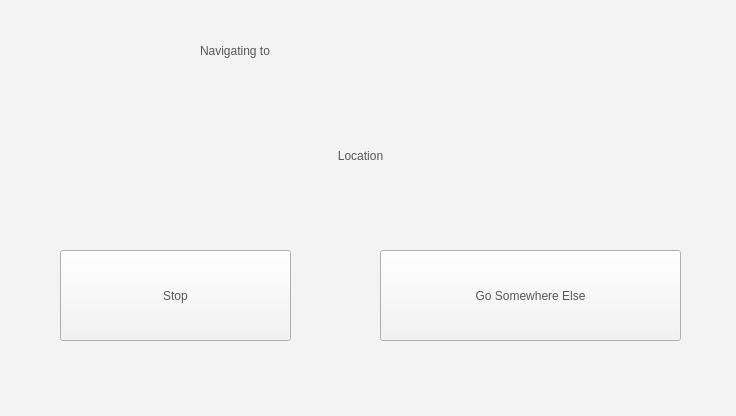
yussefsoudan/sdp-ian, file ui/the.ui: the form before one commit.
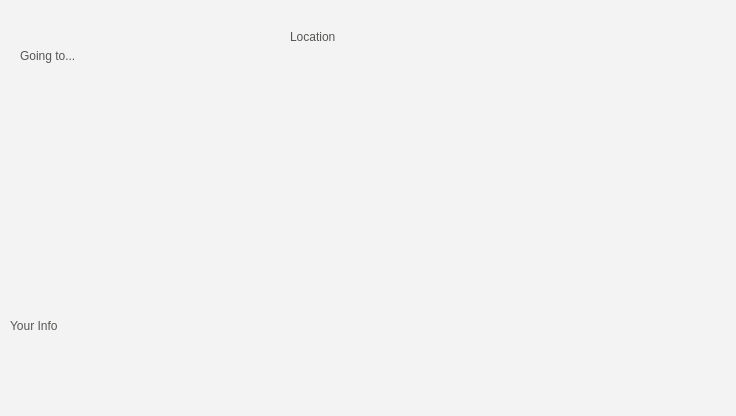
The form after the commit. The open tabs and pages were chosen to show the change. Icons and pictures are not drawn.

Diff of the .ui file:
```diff
--- a/ui/the.ui
+++ b/ui/the.ui
@@ -1317,10 +1317,10 @@
    <widget class="QLabel" name="navigating_to_label1">
     <property name="geometry">
      <rect>
-      <x>200</x>
+      <x>0</x>
       <y>10</y>
       <width>321</width>
-      <height>81</height>
+      <height>71</height>
      </rect>
     </property>
     <property name="styleSheet">
@@ -1328,16 +1328,16 @@
 color: rgb(85, 87, 83);</string>
     </property>
     <property name="text">
-     <string>Navigating to</string>
+     <string>Going to...</string>
     </property>
    </widget>
    <widget class="QPushButton" name="cancel_navigation">
     <property name="geometry">
      <rect>
-      <x>60</x>
-      <y>250</y>
-      <width>231</width>
-      <height>91</height>
+      <x>120</x>
+      <y>90</y>
+      <width>151</width>
+      <height>131</height>
      </rect>
     </property>
     <property name="styleSheet">
@@ -1345,33 +1345,29 @@
 color: rgb(85, 87, 83);</string>
     </property>
     <property name="text">
-     <string>Stop</string>
+     <string/>
     </property>
-   </widget>
-   <widget class="QPushButton" name="go_somewhere_else">
-    <property name="geometry">
-     <rect>
-      <x>380</x>
-      <y>250</y>
-      <width>301</width>
-      <height>91</height>
-     </rect>
+    <property name="icon">
+     <iconset>
+      <normaloff>icons/pause.svg</normaloff>icons/pause.svg</iconset>
     </property>
-    <property name="styleSheet">
-     <string notr="true">font: 20 20pt &quot;montserrat&quot;;
-color: rgb(85, 87, 83);</string>
+    <property name="iconSize">
+     <size>
+      <width>120</width>
+      <height>120</height>
+     </size>
     </property>
-    <property name="text">
-     <string>Go Somewhere Else</string>
+    <property name="flat">
+     <bool>true</bool>
     </property>
    </widget>
    <widget class="QLabel" name="navigating_to_label2">
     <property name="geometry">
      <rect>
-      <x>-10</x>
-      <y>120</y>
-      <width>741</width>
-      <height>71</height>
+      <x>220</x>
+      <y>20</y>
+      <width>451</width>
+      <height>51</height>
      </rect>
     </property>
     <property name="styleSheet">
@@ -1382,7 +1378,10 @@
      <string>Location</string>
     </property>
     <property name="alignment">
-     <set>Qt::AlignCenter</set>
+     <set>Qt::AlignLeading|Qt::AlignLeft|Qt::AlignTop</set>
+    </property>
+    <property name="wordWrap">
+     <bool>true</bool>
     </property>
    </widget>
    <widget class="QPushButton" name="info_7">
@@ -1411,6 +1410,120 @@
      <bool>true</bool>
     </property>
    </widget>
+   <widget class="QLabel" name="label_3">
+    <property name="geometry">
+     <rect>
+      <x>20</x>
+      <y>230</y>
+      <width>351</width>
+      <height>171</height>
+     </rect>
+    </property>
+    <property name="text">
+     <string>Your Info</string>
+    </property>
+   </widget>
+   <widget class="QLabel" name="label_4">
+    <property name="geometry">
+     <rect>
+      <x>380</x>
+      <y>90</y>
+      <width>351</width>
+      <height>311</height>
+     </rect>
+    </property>
+    <property name="text">
+     <string>MAP</string>
+    </property>
+   </widget>
+  </widget>
+  <widget class="QWidget" name="PAUSE">
+   <widget class="QLabel" name="navigating_to_label1_2">
+    <property name="geometry">
+     <rect>
+      <x>20</x>
+      <y>20</y>
+      <width>321</width>
+      <height>71</height>
+     </rect>
+    </property>
+    <property name="styleSheet">
+     <string notr="true">font: 20 32pt &quot;montserrat&quot;;
+color: rgb(85, 87, 83);</string>
+    </property>
+    <property name="text">
+     <string>Going to...</string>
+    </property>
+   </widget>
+   <widget class="QLabel" name="navigating_to_label3">
+    <property name="geometry">
+     <rect>
+      <x>290</x>
+      <y>30</y>
+      <width>451</width>
+      <height>51</height>
+     </rect>
+    </property>
+    <property name="styleSheet">
+     <string notr="true">font: 20 32pt &quot;montserrat&quot;;
+color: rgb(85, 87, 83);</string>
+    </property>
+    <property name="text">
+     <string>Location</string>
+    </property>
+    <property name="scaledContents">
+     <bool>false</bool>
+    </property>
+    <property name="alignment">
+     <set>Qt::AlignLeading|Qt::AlignLeft|Qt::AlignTop</set>
+    </property>
+    <property name="wordWrap">
+     <bool>true</bool>
+    </property>
+   </widget>
+   <widget class="QPushButton" name="resume_navigation">
+    <property name="geometry">
+     <rect>
+      <x>100</x>
+      <y>100</y>
+      <width>151</width>
+      <height>131</height>
+     </rect>
+    </property>
+    <property name="styleSheet">
+     <string notr="true">font: 20 26pt &quot;montserrat&quot;;
+color: rgb(85, 87, 83);</string>
+    </property>
+    <property name="text">
+     <string/>
+    </property>
+    <property name="icon">
+     <iconset>
+      <normaloff>icons/play.svg</normaloff>icons/play.svg</iconset>
+    </property>
+    <property name="iconSize">
+     <size>
+      <width>120</width>
+      <height>120</height>
+     </size>
+    </property>
+    <property name="flat">
+     <bool>true</bool>
+    </property>
+   </widget>
+   <widget class="QLabel" name="label_5">
+    <property name="geometry">
+     <rect>
+      <x>10</x>
+      <y>240</y>
+      <width>351</width>
+      <height>171</height>
+     </rect>
+    </property>
+    <property name="text">
+     <string>Your Info</string>
+    </property>
+   </widget>
   </widget>
   <widget class="QWidget" name="HELP">
    <widget class="QLabel" name="label_2">
```
Left out of the diff: 30 changed lines with no effect on the pictures.
